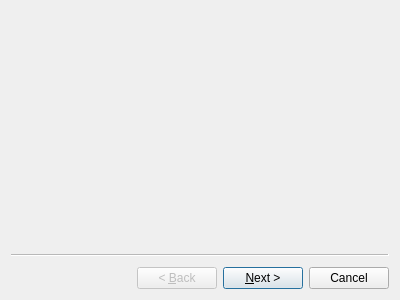
Old version of the form app/corpus/exportmetadata/ExportMetadataWizard.ui in the repository praaline/Praaline.
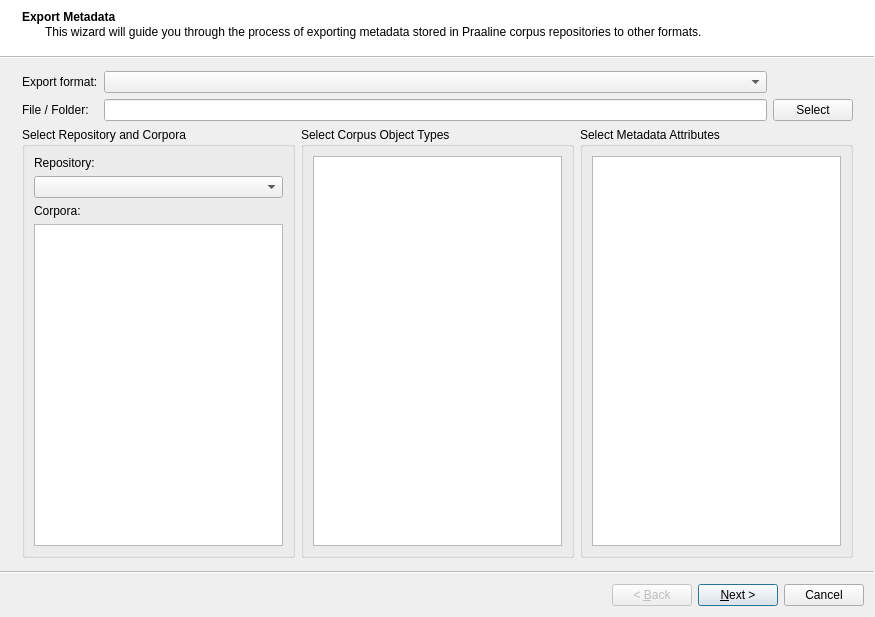
New version of the form.

Commit message: Export metadata

```diff
--- a/app/corpus/exportmetadata/ExportMetadataWizard.ui
+++ b/app/corpus/exportmetadata/ExportMetadataWizard.ui
@@ -5,14 +5,144 @@
    <rect>
     <x>0</x>
     <y>0</y>
-    <width>400</width>
-    <height>300</height>
+    <width>875</width>
+    <height>617</height>
    </rect>
   </property>
   <property name="windowTitle">
    <string>Wizard</string>
   </property>
-  <widget name="wizardPage1" class="QWizardPage"/>
-  <widget name="wizardPage2" class="QWizardPage"/>
+  <property name="wizardStyle">
+   <enum>QWizard::ModernStyle</enum>
+  </property>
+  <widget class="QWizardPage" name="SelectionPage">
+   <property name="title">
+    <string>Export Metadata</string>
+   </property>
+   <property name="subTitle">
+    <string>This wizard will guide you through the process of exporting metadata stored in Praaline corpus repositories to other formats.</string>
+   </property>
+   <layout class="QGridLayout" name="gridLayout_6">
+    <item row="1" column="0">
+     <layout class="QGridLayout" name="gridLayoutTreeViews">
+      <item row="0" column="0">
+       <widget class="QGroupBox" name="groupBoxRepositoriesCorpora">
+        <property name="title">
+         <string>Select Repository and Corpora</string>
+        </property>
+        <layout class="QGridLayout" name="gridLayout">
+         <item row="3" column="1">
+          <widget class="QTreeView" name="treeViewRepositoriesCorpora"/>
+         </item>
+         <item row="0" column="1">
+          <widget class="QLabel" name="labelRepository">
+           <property name="text">
+            <string>Repository:</string>
+           </property>
+          </widget>
+         </item>
+         <item row="1" column="1">
+          <widget class="QComboBox" name="comboBoxRepository"/>
+         </item>
+         <item row="2" column="1">
+          <widget class="QLabel" name="labelCorpora">
+           <property name="text">
+            <string>Corpora:</string>
+           </property>
+          </widget>
+         </item>
+        </layout>
+       </widget>
+      </item>
+      <item row="0" column="1">
+       <widget class="QGroupBox" name="groupBoxCorpusObjectTypes">
+        <property name="title">
+         <string>Select Corpus Object Types</string>
+        </property>
+        <layout class="QGridLayout" name="gridLayout_2">
+         <item row="0" column="0">
+          <widget class="QTreeView" name="treeViewCorpusObjectTypes"/>
+         </item>
+        </layout>
+       </widget>
+      </item>
+      <item row="0" column="2">
+       <widget class="QGroupBox" name="groupBoxMetadataAttributes">
+        <property name="title">
+         <string>Select Metadata Attributes</string>
+        </property>
+        <layout class="QGridLayout" name="gridLayout_3">
+         <item row="0" column="0">
+          <widget class="QTreeView" name="treeViewMetadataAttributes"/>
+         </item>
+        </layout>
+       </widget>
+      </item>
+     </layout>
+    </item>
+    <item row="0" column="0">
+     <layout class="QGridLayout" name="gridLayoutTop">
+      <item row="1" column="2">
+       <widget class="QPushButton" name="commandSelectFileFolder">
+        <property name="text">
+         <string>Select</string>
+        </property>
+       </widget>
+      </item>
+      <item row="0" column="1" rowspan="2">
+       <layout class="QGridLayout" name="gridLayoutExport">
+        <item row="0" column="0">
+         <widget class="QComboBox" name="comboBoxExportFormat">
+          <property name="sizePolicy">
+           <sizepolicy hsizetype="Expanding" vsizetype="Fixed">
+            <horstretch>0</horstretch>
+            <verstretch>0</verstretch>
+           </sizepolicy>
+          </property>
+         </widget>
+        </item>
+        <item row="1" column="0">
+         <widget class="QLineEdit" name="editFileFolder"/>
+        </item>
+       </layout>
+      </item>
+      <item row="1" column="0">
+       <widget class="QLabel" name="labelFileFolder">
+        <property name="text">
+         <string>File / Folder:</string>
+        </property>
+       </widget>
+      </item>
+      <item row="0" column="0">
+       <widget class="QLabel" name="labelExportFormat">
+        <property name="text">
+         <string>Export format:</string>
+        </property>
+       </widget>
+      </item>
+     </layout>
+    </item>
+   </layout>
+  </widget>
+  <widget class="QWizardPage" name="ExportingPage">
+   <property name="title">
+    <string>Export Metadata</string>
+   </property>
+   <property name="subTitle">
+    <string>Click Finish to import files and data according to the choices made during the previous steps.</string>
+   </property>
+   <layout class="QGridLayout" name="gridLayout_7">
+    <item row="1" column="0">
+     <widget class="QProgressBar" name="progressBar">
+      <property name="value">
+       <number>0</number>
+      </property>
+     </widget>
+    </item>
+    <item row="0" column="0">
+     <widget class="QPlainTextEdit" name="texteditMessages"/>
+    </item>
+   </layout>
+  </widget>
  </widget>
 </ui>
```
Left out of the diff: 15 changed lines with no effect on the pictures. The commit also changes 6 other files.
